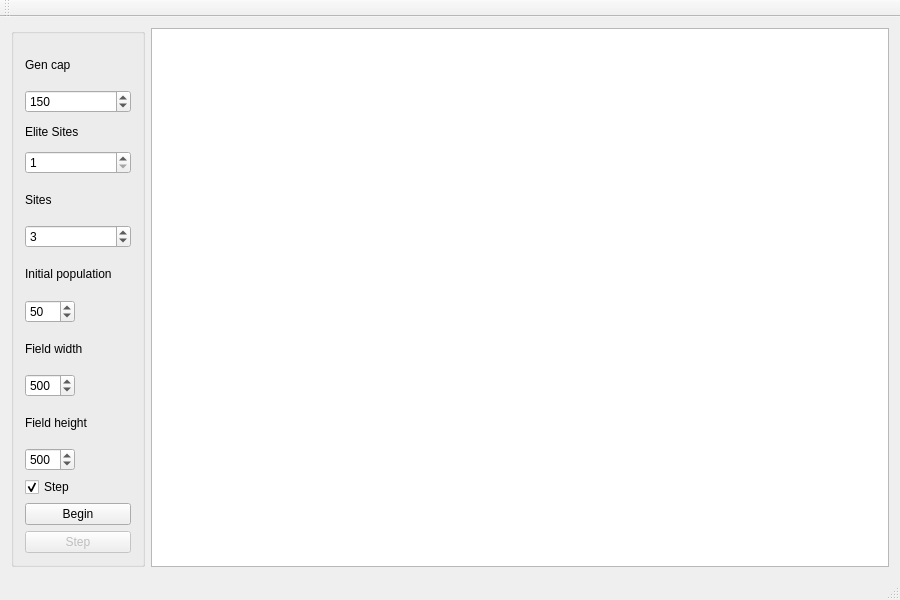
Above: mainwindow.ui from schibalt/bees before the change. Below: the same form after it.
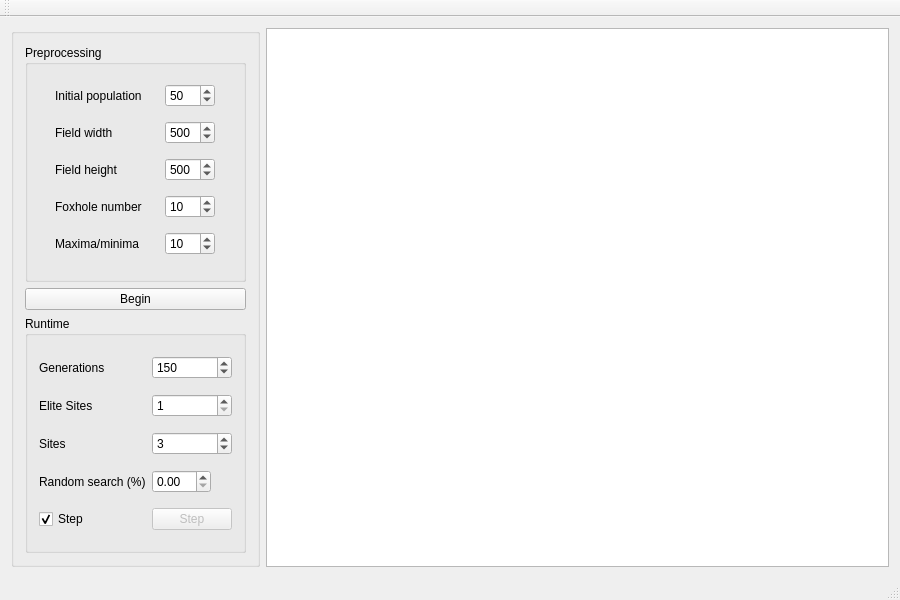
That is the form after the change.

What changed in the file:
```diff
--- a/mainwindow.ui
+++ b/mainwindow.ui
@@ -15,7 +15,10 @@
   </property>
   <widget class="QWidget" name="centralWidget">
    <layout class="QGridLayout" name="gridLayout">
-    <item row="0" column="0">
+    <item row="0" column="2">
+     <widget class="QGraphicsView" name="graphicsView"/>
+    </item>
+    <item row="0" column="1">
      <widget class="QGroupBox" name="groupBox">
       <property name="minimumSize">
        <size>
@@ -26,15 +29,166 @@
       <property name="title">
        <string/>
       </property>
-      <layout class="QVBoxLayout" name="verticalLayout">
-       <item>
+      <layout class="QGridLayout" name="gridLayout_3">
+       <item row="0" column="0">
+        <widget class="QGroupBox" name="groupBox_2">
+         <property name="minimumSize">
+          <size>
+           <width>0</width>
+           <height>183</height>
+          </size>
+         </property>
+         <property name="title">
+          <string>Preprocessing</string>
+         </property>
+         <layout class="QGridLayout" name="gridLayout_2">
+          <item row="0" column="0">
+           <widget class="QLabel" name="label">
+            <property name="maximumSize">
+             <size>
+              <width>88</width>
+              <height>16777215</height>
+             </size>
+            </property>
+            <property name="text">
+             <string>Initial population</string>
+            </property>
+           </widget>
+          </item>
+          <item row="2" column="0">
+           <widget class="QLabel" name="label_5">
+            <property name="maximumSize">
+             <size>
+              <width>88</width>
+              <height>16777215</height>
+             </size>
+            </property>
+            <property name="text">
+             <string>Field width</string>
+            </property>
+           </widget>
+          </item>
+          <item row="4" column="0">
+           <widget class="QLabel" name="label_6">
+            <property name="maximumSize">
+             <size>
+              <width>88</width>
+              <height>16777215</height>
+             </size>
+            </property>
+            <property name="text">
+             <string>Field height</string>
+            </property>
+           </widget>
+          </item>
+          <item row="4" column="1">
+           <widget class="QSpinBox" name="fieldHeight">
+            <property name="maximumSize">
+             <size>
+              <width>50</width>
+              <height>16777215</height>
+             </size>
+            </property>
+            <property name="minimum">
+             <number>10</number>
+            </property>
+            <property name="maximum">
+             <number>1000</number>
+            </property>
+            <property name="singleStep">
+             <number>9</number>
+            </property>
+            <property name="value">
+             <number>500</number>
+            </property>
+           </widget>
+          </item>
+          <item row="2" column="1">
+           <widget class="QSpinBox" name="fieldWidth">
+            <property name="maximumSize">
+             <size>
+              <width>50</width>
+              <height>16777215</height>
+             </size>
+            </property>
+            <property name="minimum">
+             <number>10</number>
+            </property>
+            <property name="maximum">
+             <number>2000</number>
+            </property>
+            <property name="singleStep">
+             <number>10</number>
+            </property>
+            <property name="value">
+             <number>500</number>
+            </property>
+           </widget>
+          </item>
+          <item row="0" column="1">
+           <widget class="QSpinBox" name="initialPop">
+            <property name="maximumSize">
+             <size>
+              <width>50</width>
+              <height>16777215</height>
+             </size>
+            </property>
+            <property name="minimum">
+             <number>1</number>
+            </property>
+            <property name="maximum">
+             <number>50000</number>
+            </property>
+            <property name="value">
+             <number>50</number>
+            </property>
+           </widget>
+          </item>
+          <item row="5" column="0">
+           <widget class="QLabel" name="label_8">
+            <property name="text">
+             <string>Foxhole number</string>
+            </property>
+           </widget>
+          </item>
+          <item row="6" column="0">
+           <widget class="QLabel" name="label_9">
+            <property name="text">
+             <string>Maxima/minima</string>
+            </property>
+           </widget>
+          </item>
+          <item row="5" column="1">
+           <widget class="QSpinBox" name="cfoxholeBox">
+            <property name="value">
+             <number>10</number>
+            </property>
+           </widget>
+          </item>
+          <item row="6" column="1">
+           <widget class="QSpinBox" name="maximaBox">
+            <property name="value">
+             <number>10</number>
+            </property>
+           </widget>
+          </item>
+         </layout>
+        </widget>
+       </item>
+       <item row="2" column="0">
+        <widget class="QGroupBox" name="groupBox_3">
+         <property name="title">
+          <string>Runtime</string>
+         </property>
+         <layout class="QGridLayout" name="gridLayout_4">
+          <item row="0" column="0">
         <widget class="QLabel" name="label_4">
          <property name="text">
-          <string>Gen cap</string>
+             <string>Generations</string>
          </property>
         </widget>
        </item>
-       <item>
+          <item row="0" column="1">
         <widget class="QSpinBox" name="genCap">
          <property name="minimum">
           <number>1</number>
@@ -47,7 +201,7 @@
          </property>
         </widget>
        </item>
-       <item>
+          <item row="1" column="0">
         <widget class="QLabel" name="label_2">
          <property name="maximumSize">
           <size>
@@ -60,7 +214,7 @@
          </property>
         </widget>
        </item>
-       <item>
+          <item row="1" column="1">
         <widget class="QSpinBox" name="eliteSites">
          <property name="minimum">
           <number>1</number>
@@ -70,14 +224,21 @@
          </property>
         </widget>
        </item>
-       <item>
+          <item row="2" column="0">
         <widget class="QLabel" name="label_3">
          <property name="text">
           <string>Sites</string>
          </property>
         </widget>
        </item>
-       <item>
+          <item row="4" column="0">
+           <widget class="QLabel" name="label_7">
+            <property name="text">
+             <string>Random search (%)</string>
+            </property>
+           </widget>
+          </item>
+          <item row="2" column="1">
         <widget class="QSpinBox" name="sites">
          <property name="minimum">
           <number>1</number>
@@ -87,109 +248,17 @@
          </property>
         </widget>
        </item>
-       <item>
-        <widget class="QLabel" name="label">
+          <item row="4" column="1">
+           <widget class="QDoubleSpinBox" name="doubleSpinBox">
          <property name="maximumSize">
           <size>
-           <width>88</width>
+              <width>59</width>
            <height>16777215</height>
           </size>
          </property>
-         <property name="text">
-          <string>Initial population</string>
-         </property>
-        </widget>
-       </item>
-       <item>
-        <widget class="QSpinBox" name="initialPop">
-         <property name="maximumSize">
-          <size>
-           <width>50</width>
-           <height>16777215</height>
-          </size>
-         </property>
-         <property name="minimum">
-          <number>1</number>
-         </property>
-         <property name="maximum">
-          <number>50000</number>
-         </property>
-         <property name="value">
-          <number>50</number>
-         </property>
-        </widget>
-       </item>
-       <item>
-        <widget class="QLabel" name="label_5">
-         <property name="maximumSize">
-          <size>
-           <width>88</width>
-           <height>16777215</height>
-          </size>
-         </property>
-         <property name="text">
-          <string>Field width</string>
-         </property>
-        </widget>
-       </item>
-       <item>
-        <widget class="QSpinBox" name="fieldWidth">
-         <property name="maximumSize">
-          <size>
-           <width>50</width>
-           <height>16777215</height>
-          </size>
-         </property>
-         <property name="minimum">
-          <number>10</number>
-         </property>
-         <property name="maximum">
-          <number>2000</number>
-         </property>
-         <property name="singleStep">
-          <number>10</number>
-         </property>
-         <property name="value">
-          <number>500</number>
-         </property>
-        </widget>
-       </item>
-       <item>
-        <widget class="QLabel" name="label_6">
-         <property name="maximumSize">
-          <size>
-           <width>88</width>
-           <height>16777215</height>
-          </size>
-         </property>
-         <property name="text">
-          <string>Field height</string>
-         </property>
-        </widget>
-       </item>
-       <item>
-        <widget class="QSpinBox" name="fieldHeight">
-         <property name="maximumSize">
-          <size>
-           <width>50</width>
-           <height>16777215</height>
-          </size>
-         </property>
-         <property name="minimum">
-          <number>10</number>
-         </property>
-         <property name="maximum">
-          <number>1000</number>
-         </property>
-         <property name="singleStep">
-          <number>9</number>
-         </property>
-         <property name="value">
-          <number>500</number>
-         </property>
-        </widget>
-       </item>
-       <item>
+           </widget>
+          </item>
+          <item row="5" column="0">
         <widget class="QCheckBox" name="checkBox">
          <property name="text">
           <string>Step</string>
@@ -199,14 +268,7 @@
          </property>
         </widget>
        </item>
-       <item>
-        <widget class="QPushButton" name="pushButton">
-         <property name="text">
-          <string>Begin</string>
-         </property>
-        </widget>
-       </item>
-       <item>
+          <item row="5" column="1">
         <widget class="QPushButton" name="stepButton">
          <property name="enabled">
           <bool>false</bool>
@@ -219,8 +281,15 @@
       </layout>
      </widget>
     </item>
-    <item row="0" column="1">
-     <widget class="QGraphicsView" name="graphicsView"/>
+       <item row="1" column="0">
+        <widget class="QPushButton" name="pushButton">
+         <property name="text">
+          <string>Begin</string>
+         </property>
+        </widget>
+       </item>
+      </layout>
+     </widget>
     </item>
    </layout>
   </widget>
```
Lines whose indentation alone changed are shown as unchanged.
